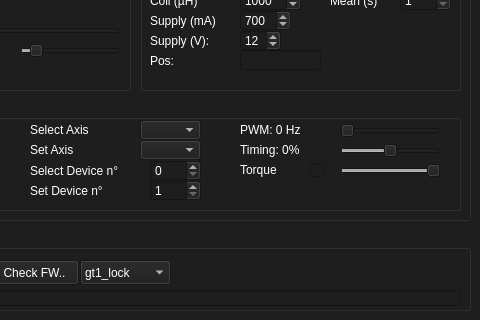
ahp-electronics/gt-configurator, file mainwindow.ui: the form before one commit; both pictures show x 120 to 600 and y 370 to 690 of the 600 by 690 pixel window.
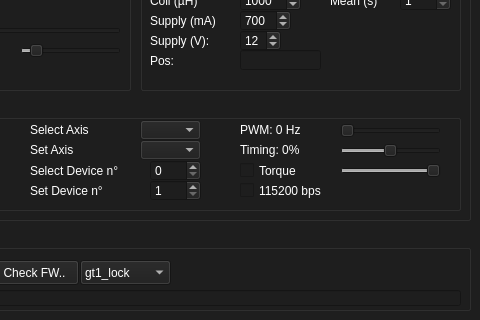
The form after the commit.

The edit to the form file:
```diff
--- a/mainwindow.ui
+++ b/mainwindow.ui
@@ -469,30 +469,17 @@
        <enum>QSlider::NoTicks</enum>
       </property>
      </widget>
-     <widget class="QLabel" name="Torque_label">
-      <property name="geometry">
-       <rect>
-        <x>340</x>
-        <y>60</y>
-        <width>61</width>
-        <height>20</height>
-       </rect>
-      </property>
-      <property name="text">
-       <string>Torque</string>
-      </property>
-     </widget>
      <widget class="QCheckBox" name="LimitTorque">
       <property name="geometry">
        <rect>
-        <x>410</x>
+        <x>340</x>
         <y>60</y>
-        <width>21</width>
+        <width>71</width>
         <height>21</height>
        </rect>
       </property>
       <property name="text">
-       <string/>
+       <string>Torque</string>
       </property>
      </widget>
      <widget class="QComboBox" name="SetAxis">
@@ -550,6 +537,19 @@
        <number>1</number>
       </property>
      </widget>
+     <widget class="QCheckBox" name="HighBauds">
+      <property name="geometry">
+       <rect>
+        <x>340</x>
+        <y>80</y>
+        <width>91</width>
+        <height>21</height>
+       </rect>
+      </property>
+      <property name="text">
+       <string>115200 bps</string>
+      </property>
+     </widget>
     </widget>
     <widget class="QGroupBox" name="Advanced">
      <property name="enabled">
```
